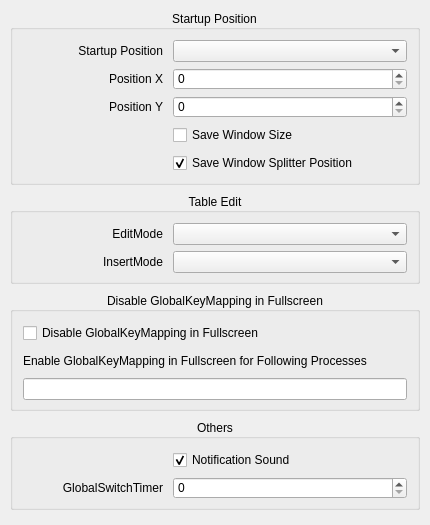
The window that QKeyMapper/qgeneraladvanceddialog.ui (Zalafina/QKeyMapper) describes before a commit, drawn with Qt 5.
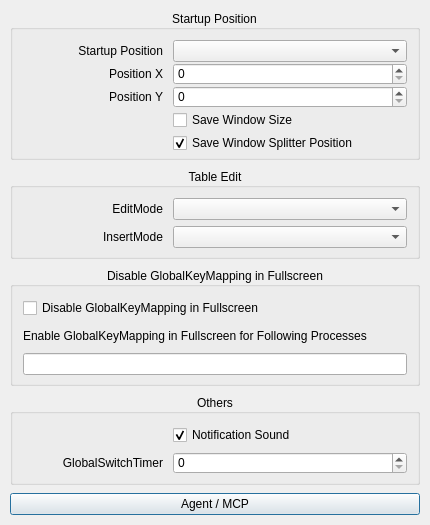
The same window after the commit.

Commit message: feat(mcp): add local pairing and permission controls

```diff
--- a/QKeyMapper/qgeneraladvanceddialog.ui
+++ b/QKeyMapper/qgeneraladvanceddialog.ui
@@ -425,6 +425,13 @@
      </layout>
     </widget>
    </item>
+   <item>
+    <widget class="QPushButton" name="mcpControlButton">
+     <property name="text">
+      <string notr="true">Agent / MCP</string>
+     </property>
+    </widget>
+   </item>
    <item>
     <spacer name="verticalSpacer">
      <property name="orientation">
```
The commit also changes 21 other files.
